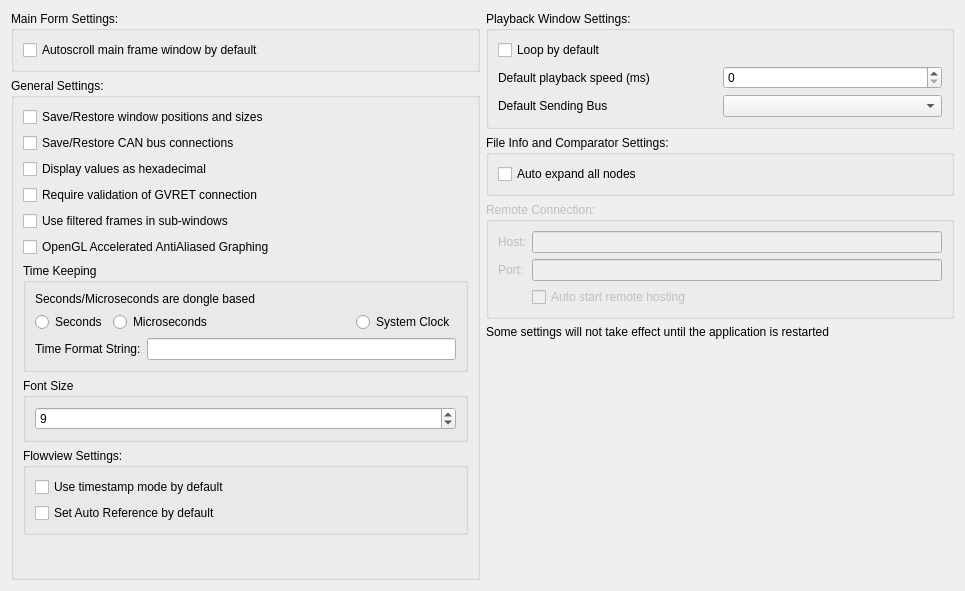
The window that ui/mainsettingsdialog.ui (collin80/SavvyCAN) describes before a commit, drawn with Qt 5.
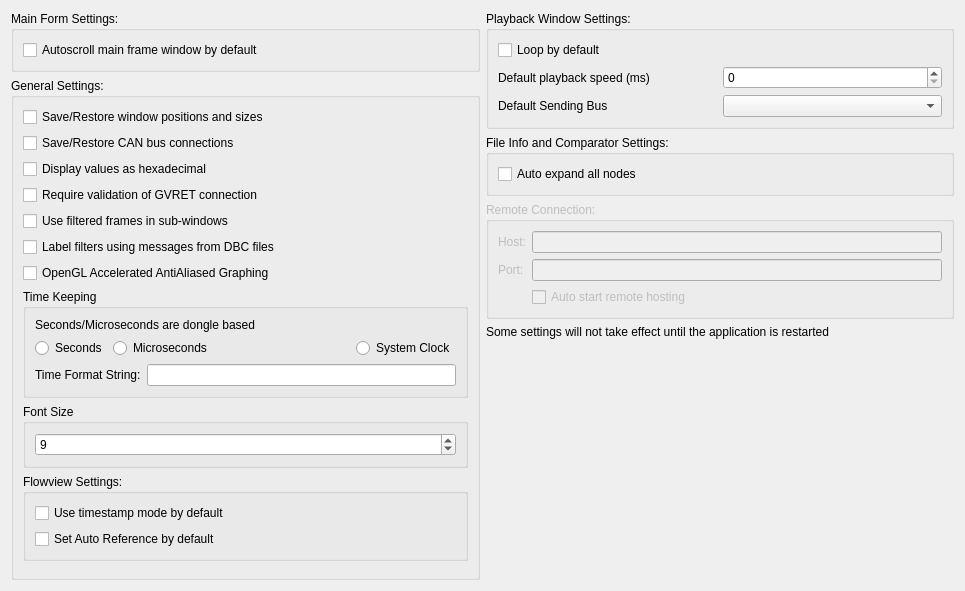
The same window after the commit.

```diff
--- a/ui/mainsettingsdialog.ui
+++ b/ui/mainsettingsdialog.ui
@@ -73,6 +73,13 @@
           </property>
          </widget>
         </item>
+        <item>
+         <widget class="QCheckBox" name="cbFilterLabeling">
+          <property name="text">
+           <string>Label filters using messages from DBC files</string>
+          </property>
+         </widget>
+        </item>
         <item>
          <widget class="QCheckBox" name="cbUseOpenGL">
           <property name="text">
```
